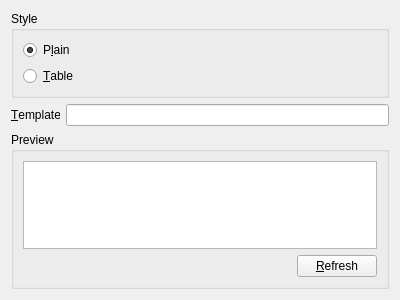
Qt form plugins/exp-plaintext/plaintextexportwidget.ui (martin-kudlicka/vocabulary-master) before a commit.
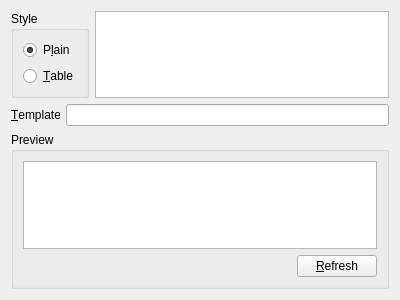
The same form after that commit.

Commit message: + export codec selection (UTF-8 as default)

What changed in the file:
```diff
--- a/plugins/exp-plaintext/plaintextexportwidget.ui
+++ b/plugins/exp-plaintext/plaintextexportwidget.ui
@@ -15,6 +15,8 @@
   </property>
   <layout class="QVBoxLayout" name="verticalLayout_2">
    <item>
+    <layout class="QHBoxLayout" name="horizontalLayout_3">
+     <item>
     <widget class="QGroupBox" name="groupBox">
      <property name="title">
       <string>Style</string>
@@ -39,6 +41,15 @@
       </item>
      </layout>
     </widget>
+     </item>
+     <item>
+      <widget class="QTreeView" name="qtvCodecs">
+       <property name="rootIsDecorated">
+        <bool>false</bool>
+       </property>
+      </widget>
+     </item>
+    </layout>
    </item>
    <item>
     <widget class="QStackedWidget" name="stackedWidget">
```
Lines whose indentation alone changed are shown as unchanged. The commit also changes 8 other files.
